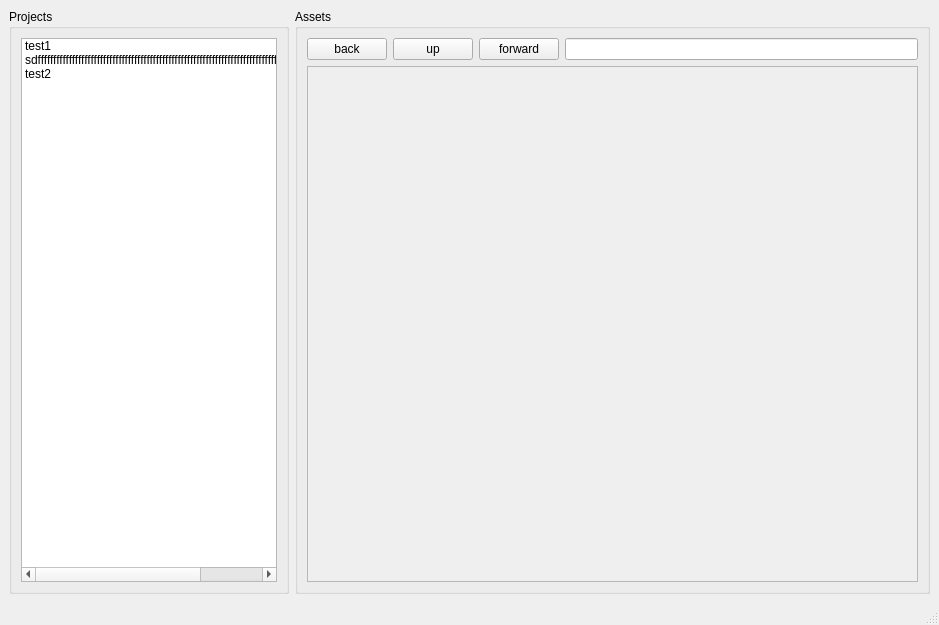
This is rbhusUI/lib/qt5/rbhusPipe_assImporter/ui_main.ui in aumanimationstudios/rbhus as Qt 5 draws it before an edit. The edited form follows.
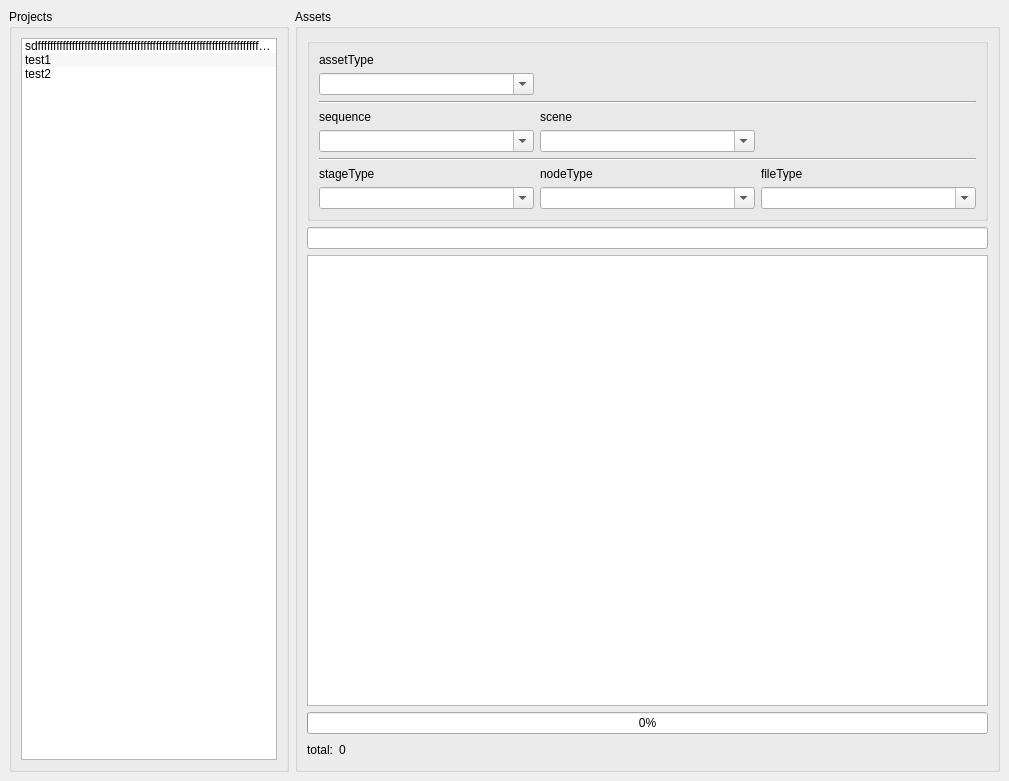
This is the edited form.

```diff
--- a/rbhusUI/lib/qt5/rbhusPipe_assImporter/ui_main.ui
+++ b/rbhusUI/lib/qt5/rbhusPipe_assImporter/ui_main.ui
@@ -6,8 +6,8 @@
    <rect>
     <x>0</x>
     <y>0</y>
-    <width>939</width>
-    <height>625</height>
+    <width>1009</width>
+    <height>781</height>
    </rect>
   </property>
   <property name="windowTitle">
@@ -20,7 +20,7 @@
       <item>
        <widget class="QGroupBox" name="groupBoxProjects">
         <property name="sizePolicy">
-         <sizepolicy hsizetype="Minimum" vsizetype="Preferred">
+         <sizepolicy hsizetype="MinimumExpanding" vsizetype="Preferred">
           <horstretch>0</horstretch>
           <verstretch>0</verstretch>
          </sizepolicy>
@@ -28,19 +28,67 @@
         <property name="title">
          <string>Projects</string>
         </property>
+        <property name="alignment">
+         <set>Qt::AlignJustify|Qt::AlignTop</set>
+        </property>
+        <property name="flat">
+         <bool>false</bool>
+        </property>
         <layout class="QVBoxLayout" name="verticalLayout">
          <item>
-          <widget class="QListWidget" name="listWidget">
-           <item>
-            <property name="text">
-             <string>test1</string>
-            </property>
-           </item>
+          <widget class="QListWidget" name="listWidgetProj">
+           <property name="sizePolicy">
+            <sizepolicy hsizetype="MinimumExpanding" vsizetype="MinimumExpanding">
+             <horstretch>0</horstretch>
+             <verstretch>0</verstretch>
+            </sizepolicy>
+           </property>
+           <property name="editTriggers">
+            <set>QAbstractItemView::NoEditTriggers</set>
+           </property>
+           <property name="showDropIndicator" stdset="0">
+            <bool>false</bool>
+           </property>
+           <property name="dragDropMode">
+            <enum>QAbstractItemView::DragOnly</enum>
+           </property>
+           <property name="defaultDropAction">
+            <enum>Qt::ActionMask</enum>
+           </property>
+           <property name="alternatingRowColors">
+            <bool>true</bool>
+           </property>
+           <property name="selectionMode">
+            <enum>QAbstractItemView::SingleSelection</enum>
+           </property>
+           <property name="movement">
+            <enum>QListView::Free</enum>
+           </property>
+           <property name="resizeMode">
+            <enum>QListView::Adjust</enum>
+           </property>
+           <property name="viewMode">
+            <enum>QListView::ListMode</enum>
+           </property>
+           <property name="uniformItemSizes">
+            <bool>true</bool>
+           </property>
+           <property name="wordWrap">
+            <bool>false</bool>
+           </property>
+           <property name="sortingEnabled">
+            <bool>true</bool>
+           </property>
            <item>
             <property name="text">
              <string>sdffffffffffffffffffffffffffffffffffffffffffffffffffffffffffffffffffffffffffffffffffffffffffffffffffffffffff</string>
             </property>
            </item>
+           <item>
+            <property name="text">
+             <string>test1</string>
+            </property>
+           </item>
            <item>
             <property name="text">
              <string>test2</string>
@@ -66,52 +114,199 @@
          <property name="sizeConstraint">
           <enum>QLayout::SetMinimumSize</enum>
          </property>
+         <item>
+          <widget class="QGroupBox" name="groupBox_2">
+           <property name="title">
+            <string/>
+           </property>
+           <property name="alignment">
+            <set>Qt::AlignLeading|Qt::AlignLeft|Qt::AlignTop</set>
+           </property>
+           <property name="checkable">
+            <bool>false</bool>
+           </property>
+           <layout class="QGridLayout" name="gridLayout_4">
+            <item row="0" column="0">
+             <layout class="QGridLayout" name="gridLayout_3">
+              <item row="6" column="0" colspan="3">
+               <widget class="Line" name="line_2">
+                <property name="orientation">
+                 <enum>Qt::Horizontal</enum>
+                </property>
+               </widget>
+              </item>
+              <item row="3" column="0" colspan="3">
+               <widget class="Line" name="line">
+                <property name="orientation">
+                 <enum>Qt::Horizontal</enum>
+                </property>
+               </widget>
+              </item>
+              <item row="2" column="0">
+               <widget class="QComboBox" name="comboBoxAssetType">
+                <property name="editable">
+                 <bool>true</bool>
+                </property>
+               </widget>
+              </item>
+              <item row="4" column="0">
+               <widget class="QLabel" name="label_8">
+                <property name="text">
+                 <string>sequence</string>
+                </property>
+               </widget>
+              </item>
+              <item row="8" column="0">
+               <widget class="QComboBox" name="comboStage">
+                <property name="editable">
+                 <bool>true</bool>
+                </property>
+                <property name="sizeAdjustPolicy">
+                 <enum>QComboBox::AdjustToContents</enum>
+                </property>
+                <property name="frame">
+                 <bool>true</bool>
+                </property>
+               </widget>
+              </item>
+              <item row="7" column="0">
+               <widget class="QLabel" name="label_9">
+                <property name="text">
+                 <string>stageType</string>
+                </property>
+               </widget>
+              </item>
+              <item row="4" column="1">
+               <widget class="QLabel" name="label_10">
+                <property name="text">
+                 <string>scene</string>
+                </property>
+               </widget>
+              </item>
+              <item row="5" column="1">
+               <widget class="QComboBox" name="comboScn">
+                <property name="editable">
+                 <bool>true</bool>
+                </property>
+               </widget>
+              </item>
+              <item row="5" column="0">
+               <widget class="QComboBox" name="comboSeq">
+                <property name="editable">
+                 <bool>true</bool>
+                </property>
+               </widget>
+              </item>
+              <item row="8" column="1">
+               <widget class="QComboBox" name="comboNode">
+                <property name="editable">
+                 <bool>true</bool>
+                </property>
+               </widget>
+              </item>
+              <item row="7" column="2">
+               <widget class="QLabel" name="label_11">
+                <property name="text">
+                 <string>fileType</string>
+                </property>
+               </widget>
+              </item>
+              <item row="7" column="1">
+               <widget class="QLabel" name="label_12">
+                <property name="text">
+                 <string>nodeType</string>
+                </property>
+               </widget>
+              </item>
+              <item row="8" column="2">
+               <widget class="QComboBox" name="comboFile">
+                <property name="editable">
+                 <bool>true</bool>
+                </property>
+               </widget>
+              </item>
+              <item row="1" column="0">
+               <widget class="QLabel" name="label_7">
+                <property name="text">
+                 <string>assetType</string>
+                </property>
+               </widget>
+              </item>
+             </layout>
+            </item>
+           </layout>
+          </widget>
+         </item>
          <item>
           <layout class="QHBoxLayout" name="horizontalLayout_2">
-           <item>
-            <widget class="QPushButton" name="pushButton">
-             <property name="text">
-              <string>back</string>
-             </property>
-            </widget>
-           </item>
-           <item>
-            <widget class="QPushButton" name="pushButton_3">
-             <property name="text">
-              <string>up</string>
-             </property>
-            </widget>
-           </item>
-           <item>
-            <widget class="QPushButton" name="pushButton_2">
-             <property name="text">
-              <string>forward</string>
-             </property>
-            </widget>
-           </item>
            <item>
             <widget class="QLineEdit" name="lineEdit"/>
            </item>
           </layout>
          </item>
          <item>
-          <widget class="QScrollArea" name="scrollArea">
-           <property name="widgetResizable">
+          <widget class="QListWidget" name="listWidgetAssets">
+           <property name="defaultDropAction">
+            <enum>Qt::ActionMask</enum>
+           </property>
+           <property name="selectionMode">
+            <enum>QAbstractItemView::ExtendedSelection</enum>
+           </property>
+           <property name="layoutMode">
+            <enum>QListView::SinglePass</enum>
+           </property>
+           <property name="uniformItemSizes">
             <bool>true</bool>
            </property>
-           <widget class="QWidget" name="scrollAreaWidgetContents">
-            <property name="geometry">
-             <rect>
-              <x>0</x>
-              <y>0</y>
-              <width>627</width>
-              <height>500</height>
-             </rect>
-            </property>
-            <layout class="QGridLayout" name="gridLayout_6"/>
-           </widget>
+           <property name="batchSize">
+            <number>100</number>
+           </property>
+           <property name="sortingEnabled">
+            <bool>true</bool>
+           </property>
           </widget>
          </item>
+         <item>
+          <widget class="QProgressBar" name="progressBar">
+           <property name="value">
+            <number>0</number>
+           </property>
+           <property name="invertedAppearance">
+            <bool>false</bool>
+           </property>
+          </widget>
+         </item>
+         <item>
+          <layout class="QHBoxLayout" name="horizontalLayout_3">
+           <item>
+            <widget class="QLabel" name="label_2">
+             <property name="text">
+              <string>total:</string>
+             </property>
+            </widget>
+           </item>
+           <item>
+            <widget class="QLabel" name="labelTotal">
+             <property name="text">
+              <string>0</string>
+             </property>
+            </widget>
+           </item>
+           <item>
+            <spacer name="horizontalSpacer">
+             <property name="orientation">
+              <enum>Qt::Horizontal</enum>
+             </property>
+             <property name="sizeHint" stdset="0">
+              <size>
+               <width>40</width>
+               <height>20</height>
+              </size>
+             </property>
+            </spacer>
+           </item>
+          </layout>
+         </item>
         </layout>
        </widget>
       </item>
@@ -119,7 +314,6 @@
     </item>
    </layout>
   </widget>
-  <widget class="QStatusBar" name="statusbar"/>
  </widget>
  <resources/>
  <connections/>
```
